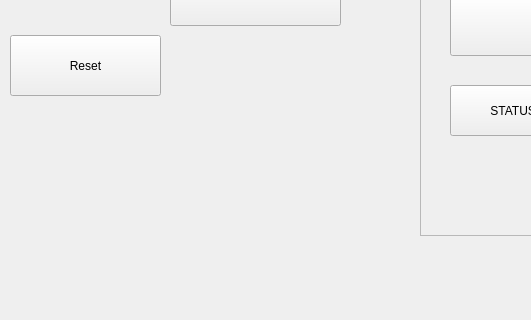
Before: the Qt Designer form mobman/gui-client/mainwindow.ui in evkuz/qt_linux, drawn with Qt 5; both pictures show x 0 to 531 and y 595 to 915 of the 915 by 915 pixel window.
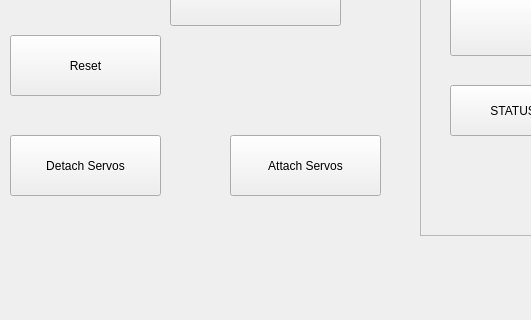
After: the same form once the commit is applied.

Commit message: 08.09.2022 Attach/detach commands added

```diff
--- a/mobman/gui-client/mainwindow.ui
+++ b/mobman/gui-client/mainwindow.ui
@@ -401,6 +401,32 @@
      </property>
     </widget>
    </widget>
+   <widget class="QPushButton" name="DetachButton">
+    <property name="geometry">
+     <rect>
+      <x>10</x>
+      <y>730</y>
+      <width>151</width>
+      <height>61</height>
+     </rect>
+    </property>
+    <property name="text">
+     <string>Detach Servos</string>
+    </property>
+   </widget>
+   <widget class="QPushButton" name="AttachButton">
+    <property name="geometry">
+     <rect>
+      <x>230</x>
+      <y>730</y>
+      <width>151</width>
+      <height>61</height>
+     </rect>
+    </property>
+    <property name="text">
+     <string>Attach Servos</string>
+    </property>
+   </widget>
   </widget>
   <widget class="QMenuBar" name="menubar">
    <property name="geometry">
```
The commit also changes 17 other files.
